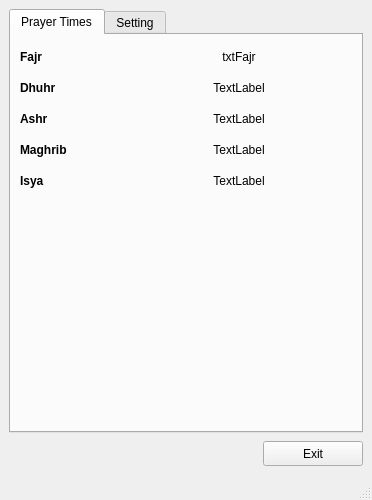
Old version of the form main.ui in the repository butirpadi/AyoShalat.
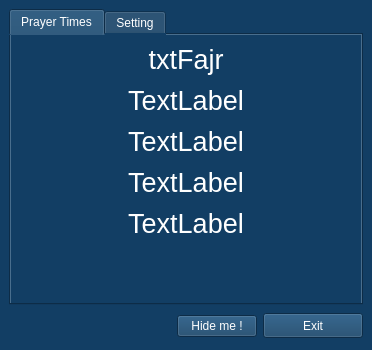
New version of the form. The open tabs and pages were chosen to show the change. Icons and pictures are not drawn.

```diff
--- a/main.ui
+++ b/main.ui
@@ -7,7 +7,7 @@
     <x>0</x>
     <y>0</y>
     <width>372</width>
-    <height>500</height>
+    <height>350</height>
    </rect>
   </property>
   <property name="sizePolicy">
@@ -19,13 +19,13 @@
   <property name="minimumSize">
    <size>
     <width>372</width>
-    <height>500</height>
+    <height>350</height>
    </size>
   </property>
   <property name="maximumSize">
    <size>
-    <width>444</width>
-    <height>500</height>
+    <width>394</width>
+    <height>350</height>
    </size>
   </property>
   <property name="windowTitle">
@@ -38,6 +38,9 @@
   <property name="toolTip">
    <string>AyoShalat</string>
   </property>
+  <property name="styleSheet">
+   <string notr="true">background-color: rgb(18, 62, 100);</string>
+  </property>
   <widget class="QWidget" name="centralwidget">
    <layout class="QGridLayout" name="gridLayout">
     <item row="1" column="0">
@@ -68,7 +71,7 @@
       </property>
       <layout class="QHBoxLayout" name="horizontalLayout">
        <property name="spacing">
-        <number>0</number>
+        <number>6</number>
        </property>
        <property name="leftMargin">
         <number>0</number>
@@ -95,6 +98,17 @@
          </property>
         </spacer>
        </item>
+       <item>
+        <widget class="QPushButton" name="btnHide">
+         <property name="styleSheet">
+          <string notr="true">background-color: rgb(18, 62, 100);
+color: rgb(255, 255, 255);</string>
+         </property>
+         <property name="text">
+          <string>Hide me !</string>
+         </property>
+        </widget>
+       </item>
        <item>
         <widget class="QPushButton" name="btnExit">
          <property name="minimumSize">
@@ -109,6 +123,9 @@
            <height>25</height>
           </size>
          </property>
+         <property name="styleSheet">
+          <string notr="true">color: rgb(255, 255, 255);</string>
+         </property>
          <property name="text">
           <string>Exit</string>
          </property>
@@ -125,6 +142,10 @@
     </item>
     <item row="0" column="0">
      <widget class="QTabWidget" name="tabWidget">
+      <property name="styleSheet">
+       <string notr="true">background-color: rgb(18, 62, 100);
+color: rgb(255, 255, 255);</string>
+      </property>
       <property name="currentIndex">
        <number>1</number>
       </property>
@@ -133,170 +154,9 @@
         <string>Prayer Times</string>
        </attribute>
        <layout class="QGridLayout" name="gridLayout_3">
-        <item row="4" column="1" colspan="3">
-         <widget class="QLabel" name="txAshr">
-          <property name="minimumSize">
-           <size>
-            <width>0</width>
-            <height>25</height>
-           </size>
-          </property>
-          <property name="layoutDirection">
-           <enum>Qt::LeftToRight</enum>
-          </property>
-          <property name="text">
-           <string>TextLabel</string>
-          </property>
-          <property name="alignment">
-           <set>Qt::AlignCenter</set>
-          </property>
-         </widget>
-        </item>
-        <item row="6" column="1" colspan="3">
-         <widget class="QLabel" name="txIsya">
-          <property name="minimumSize">
-           <size>
-            <width>0</width>
-            <height>25</height>
-           </size>
-          </property>
-          <property name="layoutDirection">
-           <enum>Qt::LeftToRight</enum>
-          </property>
-          <property name="text">
-           <string>TextLabel</string>
-          </property>
-          <property name="alignment">
-           <set>Qt::AlignCenter</set>
-          </property>
-         </widget>
-        </item>
-        <item row="2" column="1" colspan="3">
-         <widget class="QLabel" name="txDhuhr">
-          <property name="minimumSize">
-           <size>
-            <width>0</width>
-            <height>25</height>
-           </size>
-          </property>
-          <property name="layoutDirection">
-           <enum>Qt::LeftToRight</enum>
-          </property>
-          <property name="text">
-           <string>TextLabel</string>
-          </property>
-          <property name="alignment">
-           <set>Qt::AlignCenter</set>
-          </property>
-         </widget>
-        </item>
-        <item row="5" column="1" colspan="3">
-         <widget class="QLabel" name="txMaghrib">
-          <property name="minimumSize">
-           <size>
-            <width>0</width>
-            <height>25</height>
-           </size>
-          </property>
-          <property name="layoutDirection">
-           <enum>Qt::LeftToRight</enum>
-          </property>
-          <property name="text">
-           <string>TextLabel</string>
-          </property>
-          <property name="alignment">
-           <set>Qt::AlignCenter</set>
-          </property>
-         </widget>
-        </item>
-        <item row="0" column="0">
-         <widget class="QLabel" name="label_5">
-          <property name="minimumSize">
-           <size>
-            <width>100</width>
-            <height>25</height>
-           </size>
-          </property>
-          <property name="maximumSize">
-           <size>
-            <width>75</width>
-            <height>16777215</height>
-           </size>
-          </property>
-          <property name="font">
-           <font>
-            <bold>true</bold>
-           </font>
-          </property>
-          <property name="text">
-           <string>Fajr</string>
-          </property>
-          <property name="alignment">
-           <set>Qt::AlignLeading|Qt::AlignLeft|Qt::AlignVCenter</set>
-          </property>
-         </widget>
-        </item>
-        <item row="0" column="1" colspan="3">
-         <widget class="QLabel" name="txFajr">
-          <property name="minimumSize">
-           <size>
-            <width>0</width>
-            <height>25</height>
-           </size>
-          </property>
-          <property name="layoutDirection">
-           <enum>Qt::LeftToRight</enum>
-          </property>
-          <property name="text">
-           <string>txtFajr</string>
-          </property>
-          <property name="alignment">
-           <set>Qt::AlignCenter</set>
-          </property>
-         </widget>
-        </item>
-        <item row="6" column="0">
-         <widget class="QLabel" name="label_10">
-          <property name="minimumSize">
-           <size>
-            <width>100</width>
-            <height>25</height>
-           </size>
-          </property>
-          <property name="font">
-           <font>
-            <bold>true</bold>
-           </font>
-          </property>
-          <property name="text">
-           <string>Isya</string>
-          </property>
-          <property name="alignment">
-           <set>Qt::AlignLeading|Qt::AlignLeft|Qt::AlignVCenter</set>
-          </property>
-         </widget>
-        </item>
-        <item row="4" column="0">
-         <widget class="QLabel" name="label_8">
-          <property name="minimumSize">
-           <size>
-            <width>100</width>
-            <height>25</height>
-           </size>
-          </property>
-          <property name="font">
-           <font>
-            <bold>true</bold>
-           </font>
-          </property>
-          <property name="text">
-           <string>Ashr</string>
-          </property>
-          <property name="alignment">
-           <set>Qt::AlignLeading|Qt::AlignLeft|Qt::AlignVCenter</set>
-          </property>
-         </widget>
-        </item>
+        <property name="verticalSpacing">
+         <number>10</number>
+        </property>
         <item row="7" column="0" colspan="4">
          <spacer name="verticalSpacer_3">
           <property name="orientation">
@@ -310,45 +170,143 @@
           </property>
          </spacer>
         </item>
-        <item row="2" column="0">
-         <widget class="QLabel" name="label_7">
+        <item row="0" column="0" colspan="4">
+         <widget class="QLabel" name="txFajr">
           <property name="minimumSize">
            <size>
-            <width>100</width>
+            <width>0</width>
             <height>25</height>
            </size>
           </property>
           <property name="font">
            <font>
-            <bold>true</bold>
+            <family>Ubuntu</family>
+            <pointsize>20</pointsize>
            </font>
           </property>
+          <property name="layoutDirection">
+           <enum>Qt::LeftToRight</enum>
+          </property>
+          <property name="styleSheet">
+           <string notr="true">color: rgb(255, 255, 255);</string>
+          </property>
           <property name="text">
-           <string>Dhuhr</string>
+           <string>txtFajr</string>
           </property>
           <property name="alignment">
-           <set>Qt::AlignLeading|Qt::AlignLeft|Qt::AlignVCenter</set>
+           <set>Qt::AlignCenter</set>
           </property>
          </widget>
         </item>
-        <item row="5" column="0">
-         <widget class="QLabel" name="label_9">
+        <item row="2" column="0" colspan="4">
+         <widget class="QLabel" name="txDhuhr">
           <property name="minimumSize">
            <size>
-            <width>100</width>
+            <width>0</width>
             <height>25</height>
            </size>
           </property>
           <property name="font">
            <font>
-            <bold>true</bold>
+            <family>Ubuntu</family>
+            <pointsize>20</pointsize>
            </font>
           </property>
+          <property name="layoutDirection">
+           <enum>Qt::LeftToRight</enum>
+          </property>
+          <property name="styleSheet">
+           <string notr="true">color: rgb(255, 255, 255);</string>
+          </property>
           <property name="text">
-           <string>Maghrib</string>
+           <string>TextLabel</string>
           </property>
           <property name="alignment">
-           <set>Qt::AlignLeading|Qt::AlignLeft|Qt::AlignVCenter</set>
+           <set>Qt::AlignCenter</set>
+          </property>
+         </widget>
+        </item>
+        <item row="4" column="0" colspan="4">
+         <widget class="QLabel" name="txAshr">
+          <property name="minimumSize">
+           <size>
+            <width>0</width>
+            <height>25</height>
+           </size>
+          </property>
+          <property name="font">
+           <font>
+            <family>Ubuntu</family>
+            <pointsize>20</pointsize>
+           </font>
+          </property>
+          <property name="layoutDirection">
+           <enum>Qt::LeftToRight</enum>
+          </property>
+          <property name="styleSheet">
+           <string notr="true">color: rgb(255, 255, 255);</string>
+          </property>
+          <property name="text">
+           <string>TextLabel</string>
+          </property>
+          <property name="alignment">
+           <set>Qt::AlignCenter</set>
+          </property>
+         </widget>
+        </item>
+        <item row="5" column="0" colspan="4">
+         <widget class="QLabel" name="txMaghrib">
+          <property name="minimumSize">
+           <size>
+            <width>0</width>
+            <height>25</height>
+           </size>
+          </property>
+          <property name="font">
+           <font>
+            <family>Ubuntu</family>
+            <pointsize>20</pointsize>
+           </font>
+          </property>
+          <property name="layoutDirection">
+           <enum>Qt::LeftToRight</enum>
+          </property>
+          <property name="styleSheet">
+           <string notr="true">color: rgb(255, 255, 255);</string>
+          </property>
+          <property name="text">
+           <string>TextLabel</string>
+          </property>
+          <property name="alignment">
+           <set>Qt::AlignCenter</set>
+          </property>
+         </widget>
+        </item>
+        <item row="6" column="0" colspan="4">
+         <widget class="QLabel" name="txIsya">
+          <property name="minimumSize">
+           <size>
+            <width>0</width>
+            <height>25</height>
+           </size>
+          </property>
+          <property name="font">
+           <font>
+            <family>Ubuntu</family>
+            <pointsize>20</pointsize>
+           </font>
+          </property>
+          <property name="layoutDirection">
+           <enum>Qt::LeftToRight</enum>
+          </property>
+          <property name="styleSheet">
+           <string notr="true">color: rgb(255, 255, 255);</string>
+          </property>
+          <property name="text">
+           <string>TextLabel</string>
+          </property>
+          <property name="alignment">
+           <set>Qt::AlignCenter</set>
           </property>
          </widget>
         </item>
@@ -375,13 +333,6 @@
             </property>
            </widget>
           </item>
-          <item>
-           <widget class="QPushButton" name="btnHide">
-            <property name="text">
-             <string>Hide</string>
-            </property>
-           </widget>
-          </item>
           <item>
            <widget class="QPushButton" name="btnSave">
             <property name="text">
@@ -525,17 +476,6 @@
     </item>
    </layout>
   </widget>
-  <widget class="QMenuBar" name="menubar">
-   <property name="geometry">
-    <rect>
-     <x>0</x>
-     <y>0</y>
-     <width>372</width>
-     <height>22</height>
-    </rect>
-   </property>
-  </widget>
-  <widget class="QStatusBar" name="statusbar"/>
  </widget>
  <resources/>
  <connections/>
```
